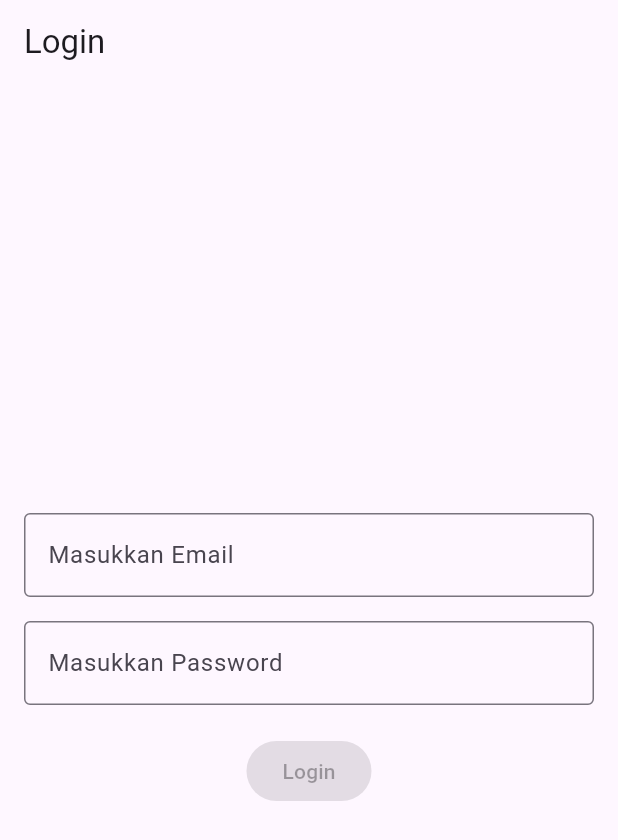
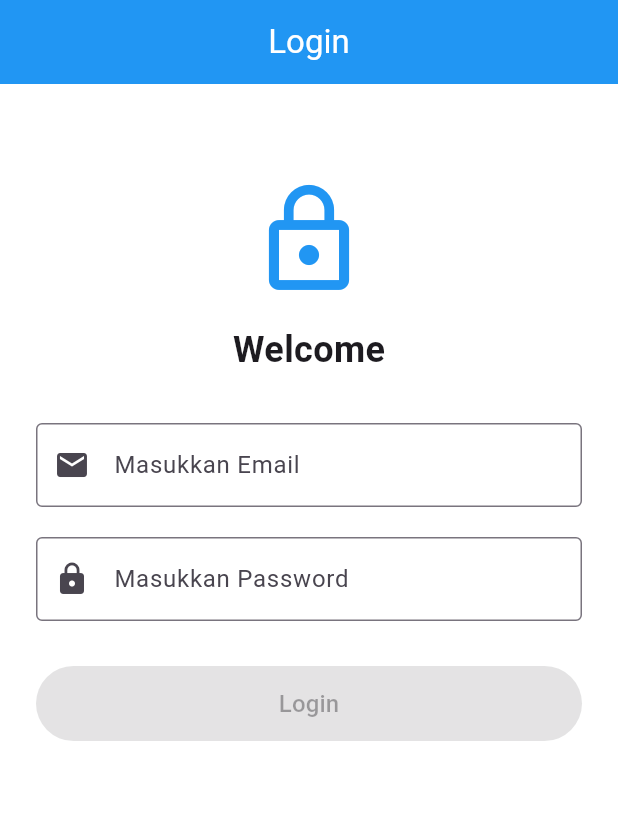
Before and after one commit to Rifqi121/note-app, a Flutter app: the screen it shows after launch, on a phone screen of 412 x 824 dp. Shown: the top 840 px of the screen. Run offline on Flutter 3.47's test engine with Material 3 defaults, Android fonts, the phone set to English and light mode, and no system bars; our stand-ins replace shared_preferences.

```diff
--- /dev/null
+++ b/lib/app.dart
@@ -0,0 +1,13 @@
+import 'package:flutter/material.dart';
+import 'package:note/screen/login.dart';
+
+class MainApp extends StatelessWidget {
+  const MainApp({super.key});
+
+  @override
+  Widget build(BuildContext context) {
+    return const MaterialApp(
+      home: LoginPage(),
+    );
+  }
+}
--- a/lib/login.dart
+++ /dev/null
@@ -1,89 +0,0 @@
-import 'package:flutter/material.dart';
-
-class LoginPage extends StatefulWidget {
-  const LoginPage({super.key});
-
-  @override
-  State<LoginPage> createState() => _LoginPageState();
-}
-
-class _LoginPageState extends State<LoginPage> {
-  final _formKey = GlobalKey<FormState>();
-  final _emailController = TextEditingController();
-  final _passwordController = TextEditingController();
-  bool _isButtonEnabled = false;
-
-  void _validateForm(){
-    setState(() {
-      _isButtonEnabled = _formKey.currentState?.validate() ?? false;
-    });
-  }
-
-  @override
-  Widget build(BuildContext context) {
-    return Scaffold(
-      appBar: AppBar(title: const Text('Login')),
-      body: Padding(
-        padding: const EdgeInsets.all(16.0),
-        child: Form(
-          key: _formKey,
-          child: Column(
-            mainAxisAlignment: MainAxisAlignment.center,
-            children: [
-              TextFormField(
-                controller: _emailController,
-                decoration: const InputDecoration(
-                  labelText: 'Masukkan Email',
-                  border: OutlineInputBorder(),
-                ),
-                keyboardType: TextInputType.emailAddress,
-                validator: (value) {
-                  if (value == null || value.isEmpty) {
-                    return 'Email tidak boleh kosong';
-                  }
-                  if (!RegExp(r"^[a-zA-Z0-9+_.-]+@[a-zA-Z0-9.-]+$").hasMatch(value)) {
-                    return 'Format email tidak valid';
-                  }
-                  return null;
-                },
-                onChanged: (value) => _validateForm(),
-              ),
-              const SizedBox(height: 16),
-              TextFormField(
-                controller: _passwordController,
-                decoration: const InputDecoration(
-                  labelText: 'Masukkan Password',
-                  border: OutlineInputBorder(),
-                ),
-                obscureText: true,
-                validator: (value) {
-                  if (value == null || value.isEmpty) {
-                    return 'Password tidak boleh kosong';
-                  }
-                  if (value.length < 6) {
-                    return 'Password minimal 6 karakter';
-                  }
-                  return null;
-                },
-                onChanged: (value) => _validateForm(),
-              ),
-              const SizedBox(height: 20),
-              ElevatedButton(
-                onPressed: _isButtonEnabled
-                    ? () {
-                        if (_formKey.currentState?.validate() ?? false) {
-                          ScaffoldMessenger.of(context).showSnackBar(
-                            const SnackBar(content: Text('Login berhasil!')),
-                          );
-                        }
-                      }
-                    : null,
-                child: const Text("Login"),
-              ),
-            ],
-          ),
-        ),
-      ),
-    );
-  }
-}
--- a/lib/main.dart
+++ b/lib/main.dart
@@ -1,17 +1,6 @@
 import 'package:flutter/material.dart';
-import 'package:note/login.dart';
+import 'app.dart';
 
 void main() {
   runApp(const MainApp());
 }
-
-class MainApp extends StatelessWidget {
-  const MainApp({super.key});
-
-  @override
-  Widget build(BuildContext context) {
-    return const MaterialApp(
-      home: LoginPage(),
-    );
-  }
-}
--- /dev/null
+++ b/lib/screen/login.dart
@@ -0,0 +1,184 @@
+import 'package:flutter/material.dart';
+import 'package:note/screen/home.dart';
+import 'package:shared_preferences/shared_preferences.dart';
+
+class LoginPage extends StatefulWidget {
+  const LoginPage({super.key});
+
+  @override
+  State<LoginPage> createState() => _LoginPageState();
+}
+
+class _LoginPageState extends State<LoginPage> {
+  final _formKey = GlobalKey<FormState>();
+  final _emailController = TextEditingController();
+  final _passwordController = TextEditingController();
+  bool _isButtonEnabled = false;
+
+  // Daftar user
+  final List<Map<String, String>> users = [
+    {
+      'name': 'Rifqi Fauzan',
+      'email': 'user1@example.com',
+      'password': '123456',
+    },
+    {
+      'name': 'Ulfi Nabila',
+      'email': 'user2@example.com',
+      'password': 'passwordku',
+    },
+  ];
+
+  void _validateForm() {
+    setState(() {
+      _isButtonEnabled = _formKey.currentState?.validate() ?? false;
+    });
+  }
+
+  Future<void> _saveUserData(String name, String email, String password) async {
+    final prefs = await SharedPreferences.getInstance();
+    await prefs.setString('name', name);
+    await prefs.setString('email', email);
+    await prefs.setString('password', password);
+  }
+
+  void _handleLogin() async {
+    if (_formKey.currentState?.validate() ?? false) {
+      final inputEmail = _emailController.text.trim();
+      final inputPassword = _passwordController.text;
+
+      final user = users.firstWhere(
+        (user) => user['email'] == inputEmail && user['password'] == inputPassword,
+        orElse: () => {},
+      );
+
+      if (user.isNotEmpty) {
+        await _saveUserData(user['name']!, user['email']!, user['password']!);
+
+        ScaffoldMessenger.of(context).showSnackBar(
+          const SnackBar(content: Text('Login berhasil!')),
+        );
+        // Navigasi ke halaman utama jika ada
+      } else {
+        ScaffoldMessenger.of(context).showSnackBar(
+          const SnackBar(content: Text('Email atau Password salah')),
+        );
+      }
+    }
+  }
+
+  @override
+  Widget build(BuildContext context) {
+    return Scaffold(
+      backgroundColor: Colors.white, // Latar belakang putih
+      appBar: AppBar(
+        backgroundColor: Colors.blue,
+        title: const Text('Login', style: TextStyle(color: Colors.white)),
+        centerTitle: true,
+        iconTheme: const IconThemeData(color: Colors.white),
+      ),
+      body: SingleChildScrollView(
+        child: Padding(
+          padding: const EdgeInsets.all(24.0),
+          child: Form(
+            key: _formKey,
+            child: Column(
+              children: [
+                const SizedBox(height: 40),
+                const Icon(Icons.lock_outline, size: 80, color: Colors.blue),
+                const SizedBox(height: 16),
+                const Text(
+                  'Welcome',
+                  style: TextStyle(fontSize: 24, fontWeight: FontWeight.bold),
+                ),
+                const SizedBox(height: 32),
+                TextFormField(
+                  controller: _emailController,
+                  decoration: const InputDecoration(
+                    labelText: 'Masukkan Email',
+                    border: OutlineInputBorder(),
+                    prefixIcon: Icon(Icons.email),
+                  ),
+                  keyboardType: TextInputType.emailAddress,
+                  validator: (value) {
+                    if (value == null || value.isEmpty) {
+                      return 'Email tidak boleh kosong';
+                    }
+                    if (!RegExp(r"^[a-zA-Z0-9+_.-]+@[a-zA-Z0-9.-]+$").hasMatch(value)) {
+                      return 'Format email tidak valid';
+                    }
+                    return null;
+                  },
+                  onChanged: (value) => _validateForm(),
+                ),
+                const SizedBox(height: 20),
+                TextFormField(
+                  controller: _passwordController,
+                  decoration: const InputDecoration(
+                    labelText: 'Masukkan Password',
+                    border: OutlineInputBorder(),
+                    prefixIcon: Icon(Icons.lock),
+                  ),
+                  obscureText: true,
+                  validator: (value) {
+                    if (value == null || value.isEmpty) {
+                      return 'Password tidak boleh kosong';
+                    }
+                    if (value.length < 6) {
+                      return 'Password minimal 6 karakter';
+                    }
+                    return null;
+                  },
+                  onChanged: (value) => _validateForm(),
+                ),
+                const SizedBox(height: 30),
+                SizedBox(
+                  width: double.infinity,
+                  height: 50,
+                  child: ElevatedButton(
+                    onPressed: _isButtonEnabled
+                    ? () {
+                        if (_formKey.currentState!.validate()) {
+                          String email = _emailController.text.trim();
+                          String password = _passwordController.text.trim();
+
+                          // Cek apakah email dan password cocok
+                          final matchedUser = users.firstWhere(
+                            (user) =>
+                                user['email'] == email && user['password'] == password,
+                            orElse: () => {},
+                          );
+
+                          if (matchedUser.isNotEmpty) {
+                            // Jika cocok, pindah ke halaman Home
+                            Navigator.pushReplacement(
+                              context,
+                              MaterialPageRoute(builder: (context) => const HomePage()),
+                            );
+                          } else {
+                            // Jika tidak cocok, tampilkan error
+                            ScaffoldMessenger.of(context).showSnackBar(
+                              const SnackBar(
+                                content: Text('Email atau password salah'),
+                                backgroundColor: Colors.red,
+                              ),
+                            );
+                          }
+                        }
+                      }
+                    : null,
+                    style: ElevatedButton.styleFrom(
+                      backgroundColor: Colors.blue,
+                      foregroundColor: Colors.white,
+                    ),
+                    child: const Text("Login", style: TextStyle(fontSize: 16)),
+                  ),
+                ),
+              ],
+            ),
+          ),
+        ),
+      ),
+    );
+  }
+}
--- a/pubspec.yaml
+++ b/pubspec.yaml
@@ -9,6 +9,7 @@ environment:
 dependencies:
   flutter:
     sdk: flutter
+  shared_preferences: ^2.5.3
 
 dev_dependencies:
   flutter_test:
```
Also changed, not shown: lib/screen/home.dart (added, +88 -0 lines), pubspec.lock, 2 other files.
